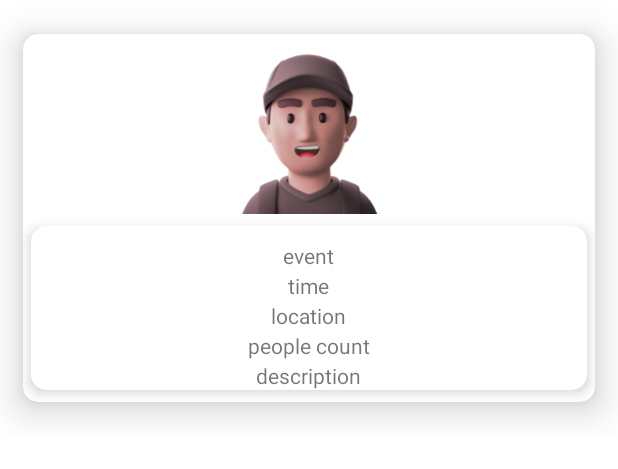
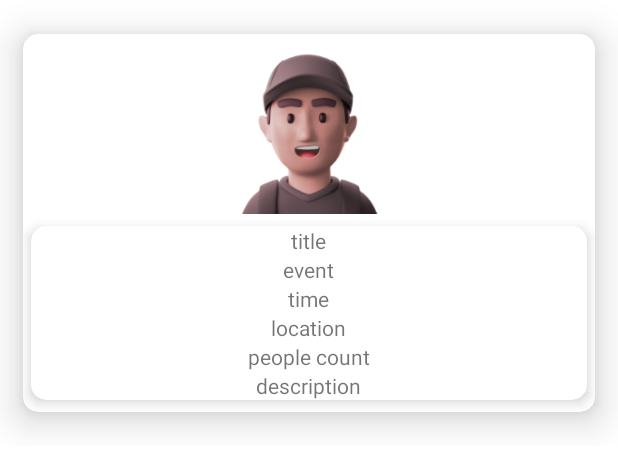
Before and after one commit to gruwup/gruwup, an Android app: the layout discover_adventure_list.xml on its own in the app's theme, with its tools: preview values and no code run, on a phone screen of 412 x 824 dp. Shown: the top 469 px of the screen. Run offline under Robolectric (Android 15) with nearby library versions, the phone set to English and light mode, and no system bars; Roboto replaces fonts that are not available here.

Commit message:
Add title to card view

```diff
--- a/app/src/main/java/com/cpen321/gruwup/DiscAdvViewAdapter.java
+++ b/app/src/main/java/com/cpen321/gruwup/DiscAdvViewAdapter.java
@@ -42,7 +42,7 @@ public class DiscAdvViewAdapter extends RecyclerView.Adapter<DiscAdvViewAdapter.
     Dialog viewAdventureDialog;
     private ArrayList<Map<String, String>> mAdvNames = new ArrayList<>();
     private Context mContext;
-//    private String address = "10.0.2.2";
+//    private String address = "20.227.142.169";
     private String address = "20.227.142.169";
     public DiscAdvViewAdapter(Context mContext, ArrayList<Map<String, String>> mAdvNames) {
         viewAdventureDialog = new Dialog(mContext);
@@ -60,6 +60,7 @@ public class DiscAdvViewAdapter extends RecyclerView.Adapter<DiscAdvViewAdapter.
     @Override
     public void onBindViewHolder(@NonNull ViewHolder holder, @SuppressLint("RecyclerView") final int position) {
         holder.adventureName.setText("Event: " + mAdvNames.get(position).get("event"));
+        holder.adventureTitle.setText("Title: " + mAdvNames.get(position).get("title"));
         holder.adventureTime.setText("Time: " + mAdvNames.get(position).get("time"));
         holder.adventureLocation.setText(mAdvNames.get(position).get("location"));
         holder.adventureCount.setText("Person count: " + mAdvNames.get(position).get("count"));
@@ -173,12 +174,14 @@ public class DiscAdvViewAdapter extends RecyclerView.Adapter<DiscAdvViewAdapter.
         TextView adventureTime;
         TextView adventureLocation;
         TextView adventureCount;
+        TextView adventureTitle;
         TextView adventureDescription;
         CardView adventureCard;
         ImageView adventureImage;
         public ViewHolder(@NonNull View itemView) {
             super(itemView);
             adventureName = itemView.findViewById(R.id.disc_adventure_name);
+            adventureTitle = itemView.findViewById(R.id.disc_adventure_title);
             adventureTime = itemView.findViewById(R.id.disc_adventure_time);
             adventureLocation = itemView.findViewById(R.id.disc_adventure_location);
             adventureCount = itemView.findViewById(R.id.disc_adventure_people_count);
--- a/app/src/main/res/layout/discover_adventure_list.xml
+++ b/app/src/main/res/layout/discover_adventure_list.xml
@@ -34,66 +34,24 @@
             app:cardPreventCornerOverlap="false"
             app:cardUseCompatPadding="true">
 
-            <!--            <TextView-->
-            <!--                android:id="@+id/disc_adventure_name"-->
-            <!--                android:layout_width="wrap_content"-->
-            <!--                android:layout_height="wrap_content"-->
-            <!--                android:layout_gravity="bottom|center_horizontal"-->
-            <!--                android:layout_marginTop="20dp"-->
-            <!--                android:layout_marginBottom="100dp"-->
-            <!--                android:text="event"-->
-            <!--                android:textSize="20sp"-->
-            <!--                android:textStyle="bold" />-->
+            <LinearLayout
+                android:layout_width="match_parent"
+                android:layout_height="wrap_content"
+                android:orientation="vertical">
 
-            <!--            <TextView-->
-            <!--                android:id="@+id/disc_adventure_time"-->
-            <!--                android:layout_width="wrap_content"-->
-            <!--                android:layout_height="wrap_content"-->
-            <!--                android:layout_gravity="bottom|center_horizontal"-->
-            <!--                android:layout_marginTop="40dp"-->
-            <!--                android:layout_marginBottom="80dp"-->
-            <!--                android:text="time"-->
-            <!--                android:textSize="20sp"-->
-            <!--                android:textStyle="bold" />-->
+                <TextView
+                    android:id="@+id/disc_adventure_title"
+                    android:layout_width="wrap_content"
+                    android:layout_height="wrap_content"
+                    android:layout_gravity="center_horizontal"
+                    android:text="title"
+                    />
 
-            <!--            <TextView-->
-            <!--                android:id="@+id/disc_adventure_location"-->
-            <!--                android:layout_width="wrap_content"-->
-            <!--                android:layout_height="wrap_content"-->
-            <!--                android:layout_gravity="bottom|center_horizontal"-->
-            <!--                android:layout_marginTop="60dp"-->
-            <!--                android:layout_marginBottom="60dp"-->
-            <!--                android:text="location"-->
-            <!--                android:textSize="20sp"-->
-            <!--                android:textStyle="bold" />-->
-
-            <!--            <TextView-->
-            <!--                android:id="@+id/disc_adventure_people_count"-->
-            <!--                android:layout_width="wrap_content"-->
-            <!--                android:layout_height="wrap_content"-->
-            <!--                android:layout_gravity="bottom|center_horizontal"-->
-            <!--                android:layout_marginTop="80dp"-->
-            <!--                android:layout_marginBottom="40dp"-->
-            <!--                android:text="people count"-->
-            <!--                android:textSize="20sp"-->
-            <!--                android:textStyle="bold" />-->
-
-            <!--            <TextView-->
-            <!--                android:id="@+id/disc_adventure_description"-->
-            <!--                android:layout_width="wrap_content"-->
-            <!--                android:layout_height="wrap_content"-->
-            <!--                android:layout_gravity="bottom|center_horizontal"-->
-            <!--                android:layout_marginTop="100dp"-->
-            <!--                android:layout_marginBottom="20dp"-->
-            <!--                android:text="description"-->
-            <!--                android:textSize="20sp"-->
-            <!--                android:textStyle="bold" />-->
                 <TextView
                     android:id="@+id/disc_adventure_name"
                     android:layout_width="wrap_content"
                     android:layout_height="wrap_content"
                     android:layout_gravity="center_horizontal"
-                android:paddingTop="10dp"
                     android:text="event"
                     />
 
@@ -101,44 +59,33 @@
                     android:id="@+id/disc_adventure_time"
                     android:layout_width="wrap_content"
                     android:layout_height="wrap_content"
-                android:layout_marginTop="20dp"
                     android:layout_gravity="center_horizontal"
-                android:paddingTop="10dp"
                     android:text="time" />
 
                 <TextView
                     android:id="@+id/disc_adventure_location"
                     android:layout_width="wrap_content"
                     android:layout_height="wrap_content"
-                android:layout_marginTop="40dp"
                     android:layout_gravity="center_horizontal"
-                android:paddingTop="10dp"
-                android:text="location"
-
-                />
+                    android:text="location" />
 
                 <TextView
                     android:id="@+id/disc_adventure_people_count"
                     android:layout_width="wrap_content"
                     android:layout_height="wrap_content"
-                android:layout_marginTop="60dp"
                     android:layout_gravity="center_horizontal"
-                android:paddingTop="10dp"
-                android:text="people count"
-
-                />
+                    android:text="people count"/>
 
                 <TextView
                     android:id="@+id/disc_adventure_description"
                     android:layout_width="wrap_content"
                     android:layout_height="wrap_content"
-                android:layout_marginTop="80dp"
                     android:layout_gravity="center_horizontal"
-                android:paddingTop="10dp"
                     android:text="description"
                     />
-
+            </LinearLayout>
 
         </androidx.cardview.widget.CardView>
+
     </androidx.cardview.widget.CardView>
 </RelativeLayout>
```
Lines whose indentation alone changed are shown as unchanged.
